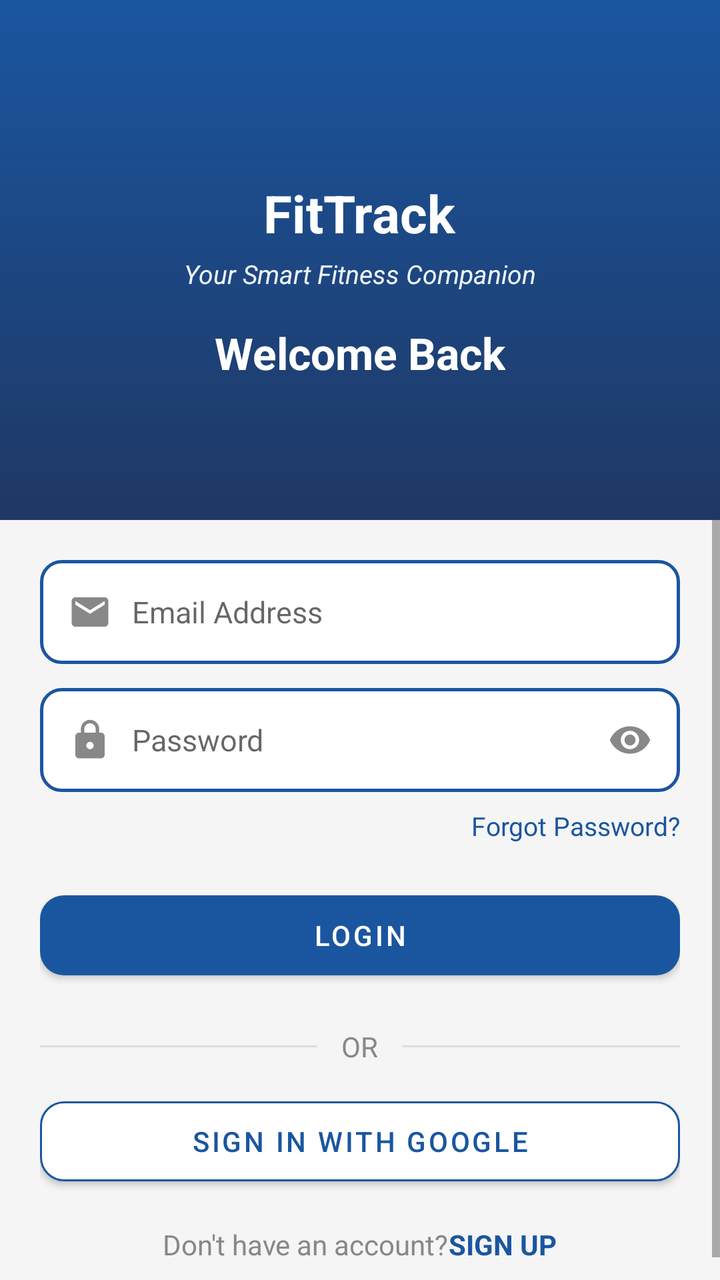
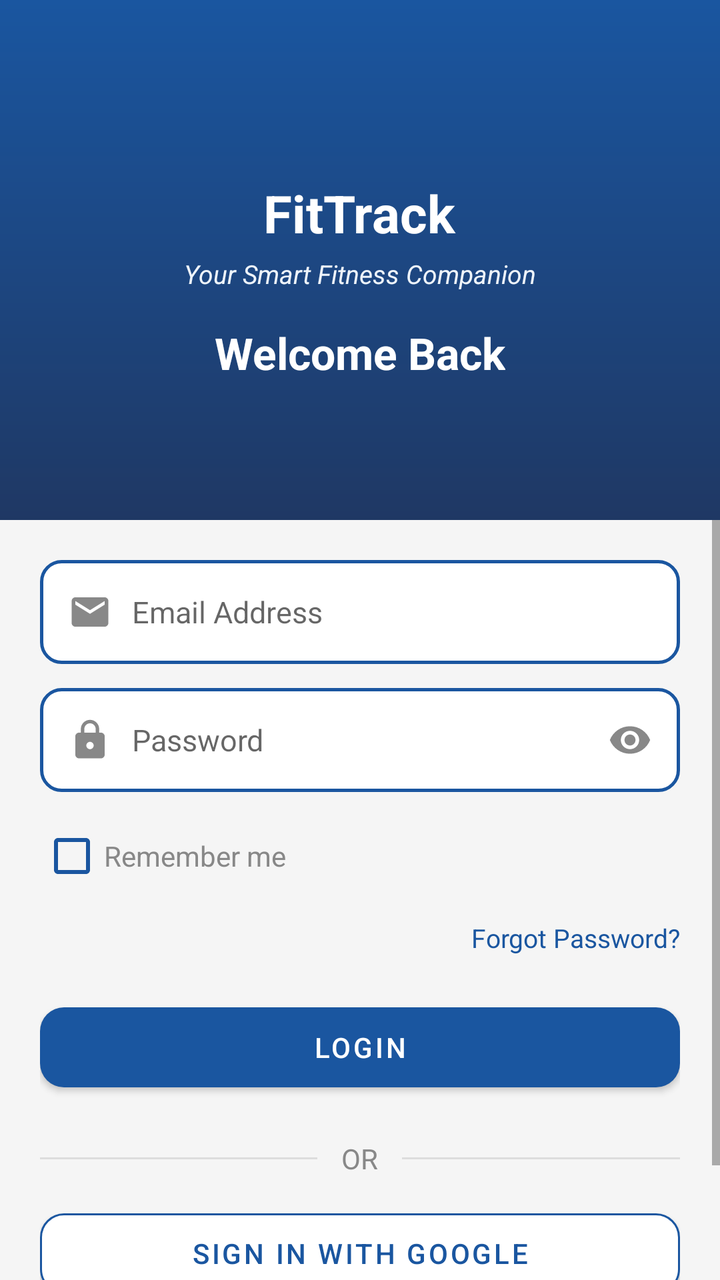

Before-and-after screenshots of an Android layout around one commit, followed by the original layout XML and the change that was made.
<!-- AndroidManifest.xml: application theme Theme.FitTrack -->
<!-- res/layout/activity_login.xml -->
<?xml version="1.0" encoding="utf-8"?>
<LinearLayout xmlns:android="http://schemas.android.com/apk/res/android"
    xmlns:app="http://schemas.android.com/apk/res-auto"
    android:layout_width="match_parent"
    android:layout_height="match_parent"
    android:background="@color/background"
    android:orientation="vertical">

    <LinearLayout
        android:layout_width="match_parent"
        android:layout_height="260dp"
        android:background="@drawable/bg_gradient_header"
        android:gravity="center"
        android:orientation="vertical"
        android:paddingTop="40dp"
        android:paddingBottom="20dp">

        <TextView
            android:layout_width="wrap_content"
            android:layout_height="wrap_content"
            android:text="@string/app_name"
            android:textColor="@color/white"
            android:textSize="26sp"
            android:textStyle="bold" />

        <TextView
            android:layout_width="wrap_content"
            android:layout_height="wrap_content"
            android:layout_marginTop="4dp"
            android:text="@string/login_subtitle"
            android:textColor="@color/card_bg"
            android:textSize="13sp"
            android:textStyle="italic" />

        <TextView
            android:layout_width="wrap_content"
            android:layout_height="wrap_content"
            android:layout_marginTop="16dp"
            android:text="@string/login_welcome_back"
            android:textColor="@color/white"
            android:textSize="22sp"
            android:textStyle="bold" />
    </LinearLayout>

    <ScrollView
        android:layout_width="match_parent"
        android:layout_height="0dp"
        android:layout_weight="1">

        <LinearLayout
            android:layout_width="match_parent"
            android:layout_height="wrap_content"
            android:orientation="vertical"
            android:padding="20dp">

            <LinearLayout
                android:layout_width="match_parent"
                android:layout_height="52dp"
                android:layout_marginBottom="12dp"
                android:background="@drawable/bg_input_outlined"
                android:gravity="center_vertical"
                android:paddingStart="14dp"
                android:paddingEnd="14dp">

                <ImageView
                    android:layout_width="22dp"
                    android:layout_height="22dp"
                    android:layout_marginEnd="10dp"
                    android:contentDescription="@null"
                    android:src="@drawable/ic_email" />

                <EditText
                    android:id="@+id/et_email"
                    android:layout_width="0dp"
                    android:layout_height="wrap_content"
                    android:layout_weight="1"
                    android:autofillHints="emailAddress"
                    android:background="@null"
                    android:hint="@string/email_address"
                    android:inputType="textEmailAddress"
                    android:textSize="15sp" />
            </LinearLayout>

            <LinearLayout
                android:layout_width="match_parent"
                android:layout_height="52dp"
                android:background="@drawable/bg_input_outlined"
                android:gravity="center_vertical"
                android:paddingStart="14dp"
                android:paddingEnd="14dp">

                <ImageView
                    android:layout_width="22dp"
                    android:layout_height="22dp"
                    android:layout_marginEnd="10dp"
                    android:contentDescription="@null"
                    android:src="@drawable/ic_lock" />

                <EditText
                    android:id="@+id/et_password"
                    android:layout_width="0dp"
                    android:layout_height="wrap_content"
                    android:layout_weight="1"
                    android:autofillHints="password"
                    android:background="@null"
                    android:hint="@string/password"
                    android:inputType="textPassword"
                    android:textSize="15sp" />

                <ImageView
                    android:id="@+id/iv_password_toggle"
                    android:layout_width="22dp"
                    android:layout_height="22dp"
                    android:contentDescription="@string/password"
                    android:src="@drawable/ic_eye" />
            </LinearLayout>

            <TextView
                android:id="@+id/tv_forgot_password"
                android:layout_width="wrap_content"
                android:layout_height="wrap_content"
                android:layout_gravity="end"
                android:layout_marginTop="8dp"
                android:layout_marginBottom="20dp"
                android:text="@string/forgot_password"
                android:textColor="@color/primary"
                android:textSize="13sp" />

            <com.google.android.material.button.MaterialButton
                android:id="@+id/btn_login"
                android:layout_width="match_parent"
                android:layout_height="52dp"
                android:layout_marginBottom="20dp"
                android:text="@string/login"
                android:textColor="@color/white"
                app:backgroundTint="@color/primary"
                app:cornerRadius="12dp" />

            <LinearLayout
                android:layout_width="match_parent"
                android:layout_height="wrap_content"
                android:gravity="center"
                android:orientation="horizontal">

                <View
                    android:layout_width="0dp"
                    android:layout_height="1dp"
                    android:layout_weight="1"
                    android:background="@color/divider" />

                <TextView
                    android:layout_width="wrap_content"
                    android:layout_height="wrap_content"
                    android:paddingStart="12dp"
                    android:paddingEnd="12dp"
                    android:text="@string/or"
                    android:textColor="@color/grey_text" />

                <View
                    android:layout_width="0dp"
                    android:layout_height="1dp"
                    android:layout_weight="1"
                    android:background="@color/divider" />
            </LinearLayout>

            <com.google.android.material.button.MaterialButton
                android:id="@+id/btn_google"
                android:layout_width="match_parent"
                android:layout_height="52dp"
                android:layout_marginTop="12dp"
                android:text="@string/sign_in_with_google"
                android:textColor="@color/primary"
                app:backgroundTint="@color/white"
                app:cornerRadius="12dp"
                app:strokeColor="@color/primary"
                app:strokeWidth="1dp" />

            <LinearLayout
                android:layout_width="wrap_content"
                android:layout_height="wrap_content"
                android:layout_gravity="center"
                android:layout_marginTop="16dp"
                android:orientation="horizontal">

                <TextView
                    android:layout_width="wrap_content"
                    android:layout_height="wrap_content"
                    android:text="@string/dont_have_account"
                    android:textColor="@color/grey_text"
                    android:textSize="14sp" />

                <TextView
                    android:id="@+id/tv_signup"
                    android:layout_width="wrap_content"
                    android:layout_height="wrap_content"
                    android:text="@string/sign_up"
                    android:textColor="@color/primary"
                    android:textSize="14sp"
                    android:textStyle="bold" />
            </LinearLayout>
        </LinearLayout>
    </ScrollView>

</LinearLayout>
<!-- resources referenced by this layout -->
<resources>
  <color name="background">#F5F5F5</color>
  <color name="card_bg">#EEF4FB</color>
  <color name="divider">#DDDDDD</color>
  <color name="grey_text">#888888</color>
  <color name="primary">#1A56A0</color>
  <color name="white">#FFFFFF</color>
  <!-- drawable bg_gradient_header (drawable) -->
  <?xml version="1.0" encoding="utf-8"?>
  <shape xmlns:android="http://schemas.android.com/apk/res/android">
      <gradient
          android:angle="270"
          android:endColor="@color/primary_dark"
          android:startColor="@color/primary" />
  </shape>
  <!-- drawable bg_input_outlined (drawable) -->
  <?xml version="1.0" encoding="utf-8"?>
  <shape xmlns:android="http://schemas.android.com/apk/res/android">
      <solid android:color="@color/surface" />
      <stroke android:width="1.5dp" android:color="@color/primary" />
      <corners android:radius="10dp" />
  </shape>
  <!-- drawable ic_email (drawable) -->
  <?xml version="1.0" encoding="utf-8"?>
  <vector xmlns:android="http://schemas.android.com/apk/res/android"
      android:width="24dp" android:height="24dp"
      android:viewportWidth="24" android:viewportHeight="24">
      <path
          android:fillColor="#888888"
          android:pathData="M20,4H4C2.9,4 2.01,4.9 2.01,6L2,18c0,1.1 0.9,2 2,2h16c1.1,0 2,-0.9 2,-2V6C22,4.9 21.1,4 20,4zM20,8l-8,5 -8,-5V6l8,5 8,-5v2z" />
  </vector>
  <!-- drawable ic_eye (drawable) -->
  <?xml version="1.0" encoding="utf-8"?>
  <vector xmlns:android="http://schemas.android.com/apk/res/android"
      android:width="24dp" android:height="24dp"
      android:viewportWidth="24" android:viewportHeight="24">
      <path
          android:fillColor="#888888"
          android:pathData="M12,4.5C7,4.5 2.73,7.61 1,12c1.73,4.39 6,7.5 11,7.5s9.27,-3.11 11,-7.5C21.27,7.61 17,4.5 12,4.5zM12,17c-2.76,0 -5,-2.24 -5,-5s2.24,-5 5,-5 5,2.24 5,5 -2.24,5 -5,5zM12,9c-1.66,0 -3,1.34 -3,3s1.34,3 3,3 3,-1.34 3,-3 -1.34,-3 -3,-3z" />
  </vector>
  <!-- drawable ic_lock (drawable) -->
  <?xml version="1.0" encoding="utf-8"?>
  <vector xmlns:android="http://schemas.android.com/apk/res/android"
      android:width="24dp" android:height="24dp"
      android:viewportWidth="24" android:viewportHeight="24">
      <path
          android:fillColor="#888888"
          android:pathData="M18,8h-1V6c0,-2.76 -2.24,-5 -5,-5S7,3.24 7,6v2H6c-1.1,0 -2,0.9 -2,2v10c0,1.1 0.9,2 2,2h12c1.1,0 2,-0.9 2,-2V10C20,8.9 19.1,8 18,8zM12,17c-1.1,0 -2,-0.9 -2,-2s0.9,-2 2,-2 2,0.9 2,2 -0.9,2 -2,2zM15.1,8H8.9V6c0,-1.71 1.39,-3.1 3.1,-3.1 1.71,0 3.1,1.39 3.1,3.1v2z" />
  </vector>
  <string name="app_name">FitTrack</string>
  <string name="dont_have_account">Don\'t have an account? </string>
  <string name="email_address">Email Address</string>
  <string name="forgot_password">Forgot Password?</string>
  <string name="login">Login</string>
  <string name="login_subtitle">Your Smart Fitness Companion</string>
  <string name="login_welcome_back">Welcome Back</string>
  <string name="or">OR</string>
  <string name="password">Password</string>
  <string name="sign_in_with_google">Sign in with Google</string>
  <string name="sign_up">SIGN UP</string>
  <style name="Theme.FitTrack" parent="Theme.MaterialComponents.DayNight.NoActionBar">
          
          <item name="colorPrimary">@color/primary</item>
          <item name="colorPrimaryDark">@color/primary_dark</item>
          <item name="colorAccent">@color/primary</item>
  
          
          <item name="android:statusBarColor">@color/primary_dark</item>
  
          
          <item name="android:windowBackground">@color/background</item>
  
          
          <item name="colorSurface">@color/surface</item>
          <item name="android:colorBackground">@color/background</item>
      </style>
  <color name="primary_dark">#1F3864</color>
  <color name="surface">#FFFFFF</color>
</resources>

<!-- the commit's change to res/layout/activity_login.xml (unified diff, before → after) -->
@@ -82,6 +82,7 @@
             </LinearLayout>
 
             <LinearLayout
+                android:id="@+id/layout_password_container"
                 android:layout_width="match_parent"
                 android:layout_height="52dp"
                 android:background="@drawable/bg_input_outlined"
@@ -114,6 +115,16 @@
                     android:contentDescription="@string/password"
                     android:src="@drawable/ic_eye" />
             </LinearLayout>
+
+            <CheckBox
+                android:id="@+id/cb_remember_me"
+                android:layout_width="wrap_content"
+                android:layout_height="wrap_content"
+                android:layout_marginTop="8dp"
+                android:text="Remember me"
+                android:textColor="@color/grey_text"
+                android:textSize="14sp"
+                app:buttonTint="@color/primary" />
 
             <TextView
                 android:id="@+id/tv_forgot_password"
